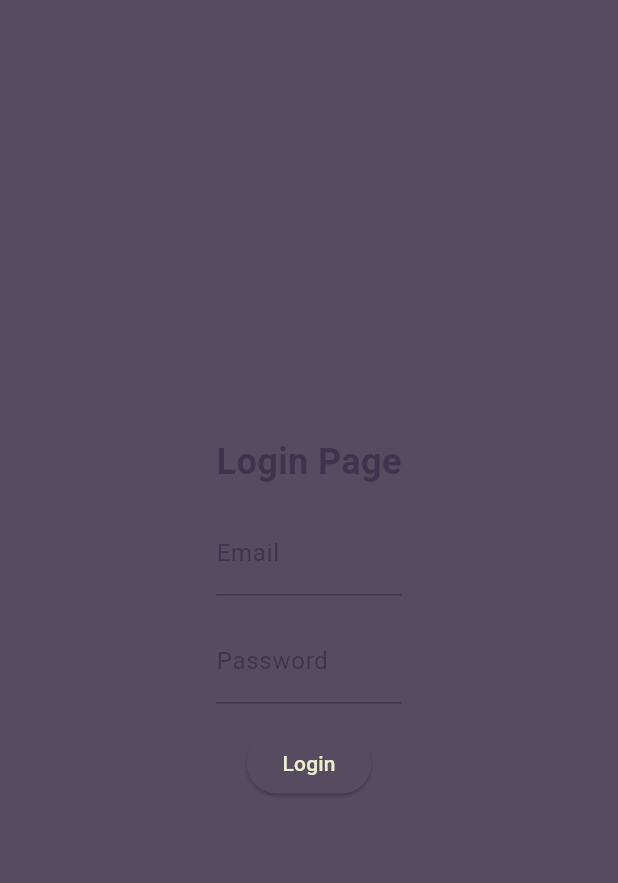
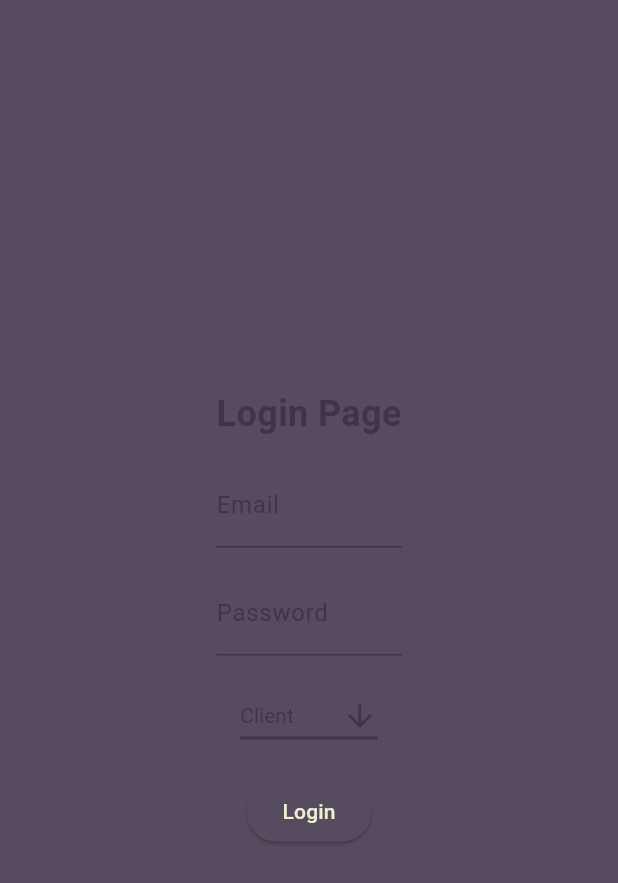
Before and after one commit to HugoM38/deliveryz, a Flutter app: the screen it shows after launch, after a tap on "Login", on a phone screen of 412 x 824 dp. Shown: the top 883 px of the screen. Run offline on Flutter 3.47's test engine with Material 3 defaults, Android fonts, the light colour scheme and no system bars.

Commit message:
feat: add role choice on login page

```diff
--- a/deliveryz_front/lib/pages/auth/login.dart
+++ b/deliveryz_front/lib/pages/auth/login.dart
@@ -13,6 +13,7 @@ class LoginPage extends StatefulWidget {
 class _LoginPageState extends State<LoginPage> {
   final TextEditingController _emailController = TextEditingController();
   final TextEditingController _passwordController = TextEditingController();
+  String? _selectedRole = 'Client';
 
   @override
   Widget build(BuildContext context) {
@@ -63,11 +64,38 @@ class _LoginPageState extends State<LoginPage> {
                     )),
               ),
               const SizedBox(height: 16),
+              DropdownButton<String>(
+                value: _selectedRole,
+                icon: Icon(
+                  Icons.arrow_downward,
+                  color: Theme.of(context).colorScheme.onBackground,
+                ),
+                elevation: 16,
+                style: TextStyle(
+                    color: Theme.of(context).colorScheme.onBackground),
+                underline: Container(
+                  height: 2,
+                  color: Theme.of(context).colorScheme.onBackground,
+                ),
+                onChanged: (String? newValue) {
+                  setState(() {
+                    _selectedRole = newValue;
+                  });
+                },
+                items: <String>['Client', 'Livreur', 'Restaurant']
+                    .map<DropdownMenuItem<String>>((String value) {
+                  return DropdownMenuItem<String>(
+                    value: value,
+                    child: Text(value),
+                  );
+                }).toList(),
+              ),
+              const SizedBox(height: 16),
               ElevatedButton(
                   onPressed: () async {
                     if (checkForms()) {
-                      clientLogin(
-                              _emailController.text, _passwordController.text)
+                        login(
+                              _emailController.text, _passwordController.text, _selectedRole!)
                           .then((_) {
                         ScaffoldMessenger.of(context).showSnackBar(
                           SnackBar(
@@ -84,7 +112,8 @@ class _LoginPageState extends State<LoginPage> {
                       }).catchError((error) {
                         ScaffoldMessenger.of(context).showSnackBar(
                           SnackBar(
-                            backgroundColor: Theme.of(context).colorScheme.error,
+                            backgroundColor:
+                                Theme.of(context).colorScheme.error,
                             content: Text(
                               error.toString(),
                               style: TextStyle(
```
Also changed, not shown: deliveryz_front/lib/database/auth/auth_queries.dart (+16 -2 lines), kitchen-service/package-lock.json, order-service/package-lock.json.
